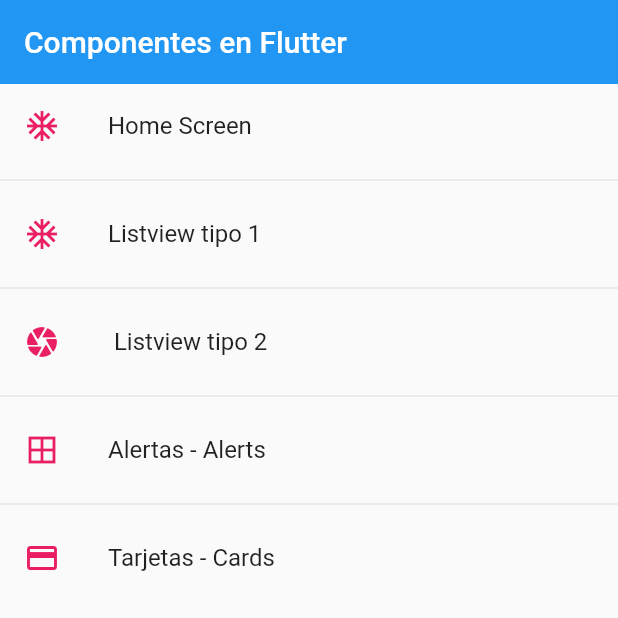
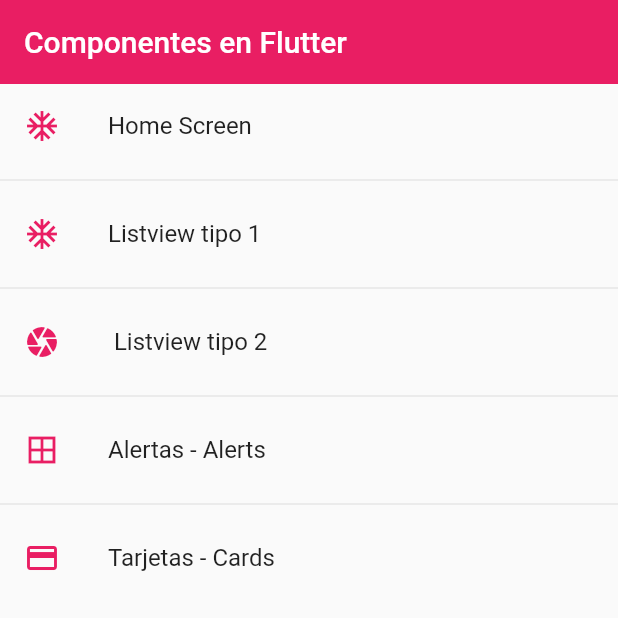
Before and after one commit to Lisandris/Listview1, a Flutter app: the screen it shows after launch, on a phone screen of 412 x 824 dp, the top half of it. Run offline on Flutter 3.47's test engine with Material 2 defaults, Android fonts, the phone set to English and light mode, and no system bars.

```diff
--- a/lib/main.dart
+++ b/lib/main.dart
@@ -1,8 +1,6 @@
+import 'package:flutter/material.dart';
+import 'package:fl_components/theme/app_theme.dart';
 import 'package:fl_components/router/app_routes.dart';
-import 'package:flutter/material.dart';
-
-import 'package:fl_components/screens/screens.dart';
-
 
 
 void main() => runApp( const MyApp());
@@ -14,13 +12,13 @@ class MyApp extends StatelessWidget {
 
   @override
   Widget build(BuildContext context) {
-    print(AppRoutes.initialRoute);
     return MaterialApp(
       debugShowCheckedModeBanner: false,
       title: 'Material App',
       initialRoute: AppRoutes.initialRoute,
       routes: AppRoutes.getAppRoutes(),
-      onGenerateRoute: AppRoutes.onGenerateRoute
+      onGenerateRoute: AppRoutes.onGenerateRoute,
+      theme: AppTheme.lightTheme
     );
   }
 }
--- a/lib/screens/home_screen.dart
+++ b/lib/screens/home_screen.dart
@@ -1,5 +1,6 @@
 // import 'package:fl_components/models/menu_option.dart';
 import 'package:fl_components/router/app_routes.dart';
+import 'package:fl_components/theme/app_theme.dart';
 import 'package:flutter/material.dart';
 
 // import 'listview1_screen.dart';
@@ -17,11 +18,11 @@ class HomeScreen extends StatelessWidget {
     return Scaffold(
       appBar: AppBar(
         title: const Text ('Componentes en Flutter'),
-        elevation: 0,
+
       ),
       body: ListView.separated(
         itemBuilder: (contex, i ) => ListTile(
-          leading: Icon( menuOptions[i].icon, color: Colors.pink, ),
+          leading: Icon( menuOptions[i].icon, color: AppTheme.primary ),
           title: Text (menuOptions[i].name ),
           onTap: () {
 
--- a/lib/screens/listview2_screen.dart
+++ b/lib/screens/listview2_screen.dart
@@ -11,9 +11,7 @@ class Listview2Screen extends StatelessWidget {
   Widget build(BuildContext context) {
     return Scaffold(
       appBar: AppBar(
-        title: const Text('Listview Tipo 2'),
-        elevation: 0,
-        backgroundColor: Colors.pink
+        title: const Text('Listview Tipo 2')
       ),
       body: ListView.separated(
         itemCount: options.length,
--- /dev/null
+++ b/lib/theme/app_theme.dart
@@ -0,0 +1,39 @@
+import 'package:flutter/material.dart';
+import 'package:flutter/cupertino.dart';
+
+class AppTheme{
+
+  static const Color primary = Colors.pink;
+
+   static final ThemeData lightTheme = ThemeData.light().copyWith(
+
+   // Color primario
+   primaryColor: Colors.pink,
+
+   // AppbBar Theme
+   appBarTheme: const AppBarTheme(
+   color: primary,
+   elevation: 0
+    ),
+
+  );
+
+  static final ThemeData darkTheme = ThemeData.dark().copyWith(
+
+    // Color primario
+    primaryColor: Colors.pink,
+
+    // AppBar Theme
+    appBarTheme: const AppBarTheme(
+       color: primary,
+       elevation: 0
+    ),
+
+    scaffoldBackgroundColor: Colors.black
+
+   );
+
+
+
+
+}
--- /dev/null
+++ b/lib/widgers/widgets.dart
@@ -0,0 +1 @@
+export 'package:fl_components/widgers/custom_card_type_1.dart';
```
Also changed, not shown: lib/screens/card_screen.dart (+13 -3 lines), lib/widgers/custom_card_type_1.dart (added, +24 -0 lines).
